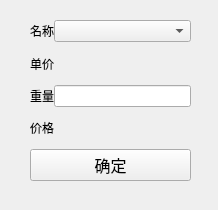
Old version of the form view/select.ui in the repository HolmesAmzish/ElectricScale.
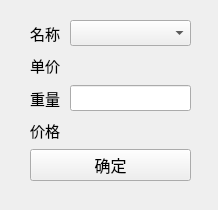
New version of the form.

Patch:
```diff
--- a/view/select.ui
+++ b/view/select.ui
@@ -33,21 +33,53 @@
      <number>10</number>
     </property>
     <item>
-     <layout class="QHBoxLayout" name="horizontalLayout_2" stretch="0,1">
+     <layout class="QHBoxLayout" name="horizontalLayout_2" stretch="0,0,1">
       <item>
        <widget class="QLabel" name="item_label">
+        <property name="font">
+         <font>
+          <pointsize>11</pointsize>
+         </font>
+        </property>
         <property name="text">
          <string>名称</string>
         </property>
        </widget>
       </item>
       <item>
-       <widget class="QComboBox" name="label_list_box"/>
+       <spacer name="horizontalSpacer">
+        <property name="orientation">
+         <enum>Qt::Horizontal</enum>
+        </property>
+        <property name="sizeType">
+         <enum>QSizePolicy::Fixed</enum>
+        </property>
+        <property name="sizeHint" stdset="0">
+         <size>
+          <width>10</width>
+          <height>20</height>
+         </size>
+        </property>
+       </spacer>
+      </item>
+      <item>
+       <widget class="QComboBox" name="label_list_box">
+        <property name="font">
+         <font>
+          <pointsize>11</pointsize>
+         </font>
+        </property>
+       </widget>
       </item>
      </layout>
     </item>
     <item>
      <widget class="QLabel" name="price_per_unit_label">
+      <property name="font">
+       <font>
+        <pointsize>11</pointsize>
+       </font>
+      </property>
       <property name="text">
        <string>单价</string>
       </property>
@@ -57,18 +89,50 @@
      <layout class="QHBoxLayout" name="horizontalLayout">
       <item>
        <widget class="QLabel" name="weight_label">
+        <property name="font">
+         <font>
+          <pointsize>11</pointsize>
+         </font>
+        </property>
         <property name="text">
          <string>重量</string>
         </property>
        </widget>
       </item>
       <item>
-       <widget class="QLineEdit" name="weight_edit"/>
+       <spacer name="horizontalSpacer_2">
+        <property name="orientation">
+         <enum>Qt::Horizontal</enum>
+        </property>
+        <property name="sizeType">
+         <enum>QSizePolicy::Fixed</enum>
+        </property>
+        <property name="sizeHint" stdset="0">
+         <size>
+          <width>10</width>
+          <height>20</height>
+         </size>
+        </property>
+       </spacer>
+      </item>
+      <item>
+       <widget class="QLineEdit" name="weight_edit">
+        <property name="font">
+         <font>
+          <pointsize>11</pointsize>
+         </font>
+        </property>
+       </widget>
       </item>
      </layout>
     </item>
     <item>
      <widget class="QLabel" name="price_label">
+      <property name="font">
+       <font>
+        <pointsize>11</pointsize>
+       </font>
+      </property>
       <property name="text">
        <string>价格</string>
       </property>
```
